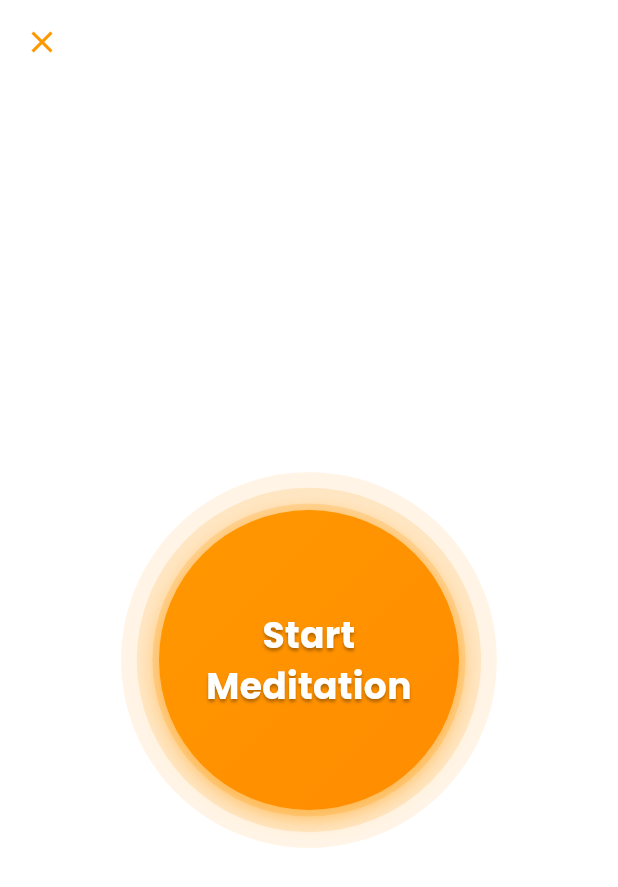
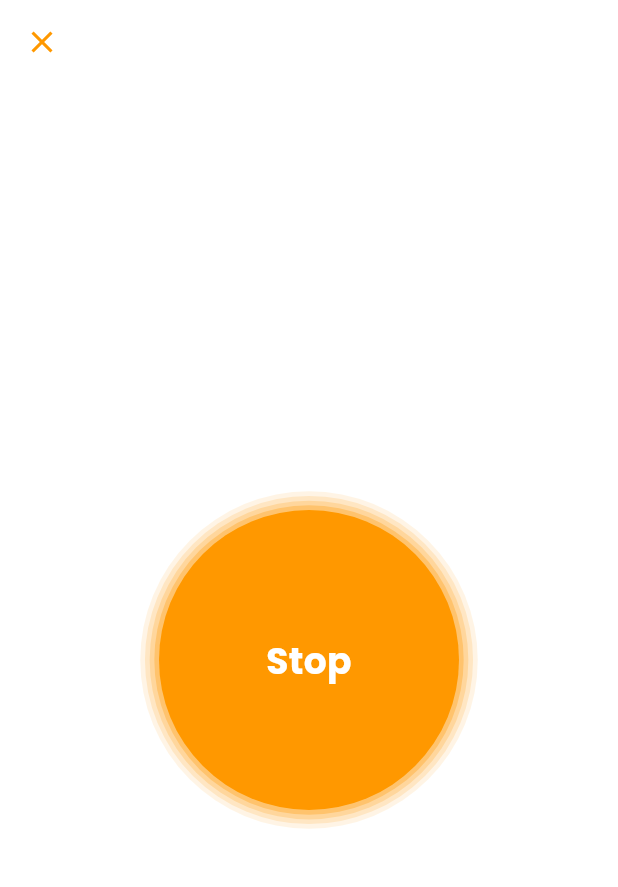
Before and after one commit to fahmisdk6/simple_meditation, a Flutter app: the screen it shows after launch, after a tap on "Start Meditation", on a phone screen of 412 x 824 dp. Shown: the top 887 px of the screen. Run offline on Flutter 3.47's test engine with Material 3 defaults, Android fonts, the phone set to English and light mode, and no system bars; our stand-ins replace google_fonts.

Commit message:
Extract widgets and animation to BreathingButton widget, create multiple scale animation for smoother start animation

```diff
--- a/lib/home_screen.dart
+++ b/lib/home_screen.dart
@@ -1,4 +1,5 @@
 import 'package:flutter/material.dart';
+import 'widgets/breathing_button.dart';
 
 class HomeScreen extends StatefulWidget {
   const HomeScreen({super.key});
@@ -7,50 +8,26 @@ class HomeScreen extends StatefulWidget {
   State<HomeScreen> createState() => _HomeScreenState();
 }
 
-class _HomeScreenState extends State<HomeScreen>
-    with SingleTickerProviderStateMixin {
-  late AnimationController _animationController;
-  late Animation<double> _scaleAnimation;
+class _HomeScreenState extends State<HomeScreen> {
+  bool isMeditationStarted = false;
 
-  @override
-  void initState() {
-    super.initState();
-    _animationController = AnimationController(
-      vsync: this,
-      duration: const Duration(
-        seconds: 4,
-      ), // Longer duration for smoother effect
-    )..repeat(reverse: true); // This makes it go back and forth
-
-    _scaleAnimation = Tween<double>(begin: 1.0, end: 1.3).animate(
-      CurvedAnimation(
-        parent: _animationController,
-        curve: Curves.easeInOut, // Smoother transition both ways
-      ),
-    );
-  }
-
-  @override
-  void dispose() {
-    _animationController.dispose();
-    super.dispose();
+  void _toggleMeditation() {
+    setState(() {
+      isMeditationStarted = !isMeditationStarted;
+    });
   }
 
   @override
   Widget build(BuildContext context) {
     return Scaffold(
-      backgroundColor: Colors.white, // Clean background
+      backgroundColor: Colors.white,
       appBar: AppBar(
-        backgroundColor: Colors.transparent, // Transparent app bar
+        backgroundColor: Colors.transparent,
         elevation: 0,
         leading: Padding(
           padding: const EdgeInsets.all(8.0),
           child: IconButton(
-            icon: const Icon(
-              Icons.close,
-              color: Colors.orange, // Matches the meditation button
-              size: 24, // Slightly smaller
-            ),
+            icon: const Icon(Icons.close, color: Colors.orange, size: 24),
             onPressed: () {
               Navigator.of(context).pop();
             },
@@ -58,127 +35,9 @@ class _HomeScreenState extends State<HomeScreen>
         ),
       ),
       body: Center(
-        child: Stack(
-          alignment: Alignment.center,
-          children: [
-            // Animated circles - outermost to innermost
-            AnimatedBuilder(
-              animation: _animationController,
-              builder: (context, child) {
-                return Transform.scale(
-                  scale: _scaleAnimation.value * 1.2,
-                  child: Container(
-                    width: 200,
-                    height: 200,
-                    decoration: BoxDecoration(
-                      color: Colors.orange.withOpacity(0.1),
-                      shape: BoxShape.circle,
-                    ),
-                  ),
-                );
-              },
-            ),
-            AnimatedBuilder(
-              animation: _animationController,
-              builder: (context, child) {
-                return Transform.scale(
-                  scale: _scaleAnimation.value * 1.1,
-                  child: Container(
-                    width: 200,
-                    height: 200,
-                    decoration: BoxDecoration(
-                      color: Colors.orange.withOpacity(0.15),
-                      shape: BoxShape.circle,
-                    ),
-                  ),
-                );
-              },
-            ),
-            AnimatedBuilder(
-              animation: _animationController,
-              builder: (context, child) {
-                return Transform.scale(
-                  scale: _scaleAnimation.value,
-                  child: Container(
-                    width: 200,
-                    height: 200,
-                    decoration: BoxDecoration(
-                      color: Colors.orange.withOpacity(0.2),
-                      shape: BoxShape.circle,
-                    ),
-                  ),
-                );
-              },
-            ),
-            AnimatedBuilder(
-              animation: _animationController,
-              builder: (context, child) {
-                return Transform.scale(
-                  scale: _scaleAnimation.value * 0.85,
-                  child: Container(
-                    width: 200,
-                    height: 200,
-                    decoration: BoxDecoration(
-                      color: Colors.orange.withOpacity(0.3),
-                      shape: BoxShape.circle,
-                    ),
-                  ),
-                );
-              },
-            ),
-            // Main static button
-            Container(
-              width: 200,
-              height: 200,
-              decoration: BoxDecoration(
-                color: Colors.orange,
-                shape: BoxShape.circle,
-                boxShadow: [
-                  BoxShadow(
-                    color: Colors.orange.withOpacity(0.5),
-                    spreadRadius: 2,
-                    blurRadius: 10,
-                    offset: const Offset(0, 4),
-                  ),
-                ],
-                gradient: const LinearGradient(
-                  begin: Alignment.topLeft,
-                  end: Alignment.bottomRight,
-                  colors: [Colors.orange, Color(0xFFFF8C00)],
-                ),
-              ),
-              child: Material(
-                color: Colors.transparent,
-                child: InkWell(
-                  onTap: () {
-                    print('tapped');
-                  },
-                  borderRadius: BorderRadius.circular(100),
-                  child: Center(
-                    child: Padding(
-                      padding: const EdgeInsets.all(20.0),
-                      child: Text(
-                        'Start Meditation',
-                        textAlign: TextAlign.center,
-                        style: TextStyle(
-                          color: Colors.white,
-                          fontSize: 24,
-                          fontWeight: FontWeight.bold,
-                          shadows: [
-                            Shadow(
-                              blurRadius: 2.0,
-                              color: Colors.black.withOpacity(0.3),
-                              offset: const Offset(0, 2),
-                            ),
-                          ],
-                        ),
-                      ),
-                    ),
-                  ),
-                ),
-              ),
-            ),
-          ],
+        child: BreathingButton(
+          onPressed: _toggleMeditation,
+          isActive: isMeditationStarted,
         ),
       ),
     );
--- /dev/null
+++ b/lib/widgets/breathing_button.dart
@@ -0,0 +1,166 @@
+import 'package:flutter/material.dart';
+
+class BreathingButton extends StatefulWidget {
+  final VoidCallback onPressed;
+  final bool isActive;
+
+  const BreathingButton({
+    super.key,
+    required this.onPressed,
+    required this.isActive,
+  });
+
+  @override
+  State<BreathingButton> createState() => _BreathingButtonState();
+}
+
+class _BreathingButtonState extends State<BreathingButton>
+    with SingleTickerProviderStateMixin {
+  late AnimationController _animationController;
+  late Animation<double> _scaleAnimation;
+  late Animation<double> _scaleAnimation2;
+  late Animation<double> _scaleAnimation3;
+  late Animation<double> _scaleAnimation4;
+
+  @override
+  void initState() {
+    super.initState();
+    _animationController = AnimationController(
+      vsync: this,
+      duration: const Duration(seconds: 4),
+    );
+
+    final curve = CurvedAnimation(
+      parent: _animationController,
+      curve: Curves.easeInOut,
+    );
+
+    _scaleAnimation = Tween<double>(begin: 1.0, end: 1.2).animate(curve);
+    _scaleAnimation2 = Tween<double>(begin: 1.0, end: 1.4).animate(curve);
+    _scaleAnimation3 = Tween<double>(begin: 1.0, end: 1.6).animate(curve);
+    _scaleAnimation4 = Tween<double>(begin: 1.0, end: 1.8).animate(curve);
+  }
+
+  @override
+  void didUpdateWidget(BreathingButton oldWidget) {
+    super.didUpdateWidget(oldWidget);
+    if (widget.isActive) {
+      _animationController.repeat(reverse: true);
+    } else {
+      _animationController.stop();
+      _animationController.reset();
+    }
+  }
+
+  @override
+  void dispose() {
+    _animationController.dispose();
+    super.dispose();
+  }
+
+  @override
+  Widget build(BuildContext context) {
+    return Stack(
+      alignment: Alignment.center,
+      children: [
+        if (widget.isActive) ...[
+          // Outermost circle
+          AnimatedBuilder(
+            animation: _animationController,
+            builder: (context, child) {
+              return Transform.scale(
+                scale: _scaleAnimation4.value,
+                child: Container(
+                  width: 200,
+                  height: 200,
+                  decoration: BoxDecoration(
+                    color: Colors.orange.withOpacity(0.1),
+                    shape: BoxShape.circle,
+                  ),
+                ),
+              );
+            },
+          ),
+          // Third circle
+          AnimatedBuilder(
+            animation: _animationController,
+            builder: (context, child) {
+              return Transform.scale(
+                scale: _scaleAnimation3.value,
+                child: Container(
+                  width: 200,
+                  height: 200,
+                  decoration: BoxDecoration(
+                    color: Colors.orange.withOpacity(0.15),
+                    shape: BoxShape.circle,
+                  ),
+                ),
+              );
+            },
+          ),
+          // Second circle
+          AnimatedBuilder(
+            animation: _animationController,
+            builder: (context, child) {
+              return Transform.scale(
+                scale: _scaleAnimation2.value,
+                child: Container(
+                  width: 200,
+                  height: 200,
+                  decoration: BoxDecoration(
+                    color: Colors.orange.withOpacity(0.2),
+                    shape: BoxShape.circle,
+                  ),
+                ),
+              );
+            },
+          ),
+          // Innermost circle
+          AnimatedBuilder(
+            animation: _animationController,
+            builder: (context, child) {
+              return Transform.scale(
+                scale: _scaleAnimation.value,
+                child: Container(
+                  width: 200,
+                  height: 200,
+                  decoration: BoxDecoration(
+                    color: Colors.orange.withOpacity(0.3),
+                    shape: BoxShape.circle,
+                  ),
+                ),
+              );
+            },
+          ),
+        ],
+        // Main static button
+        Ink(
+          width: 200,
+          height: 200,
+          decoration: const BoxDecoration(
+            color: Colors.orange,
+            shape: BoxShape.circle,
+          ),
+          child: InkWell(
+            onTap: widget.onPressed,
+            borderRadius: BorderRadius.circular(100),
+            child: Center(
+              child: Padding(
+                padding: const EdgeInsets.all(20.0),
+                child: Text(
+                  widget.isActive ? 'Stop' : 'Start Meditation',
+                  textAlign: TextAlign.center,
+                  style: const TextStyle(
+                    color: Colors.white,
+                    fontSize: 24,
+                    fontWeight: FontWeight.bold,
+                  ),
+                ),
+              ),
+            ),
+          ),
+        ),
+      ],
+    );
+  }
+}
```
